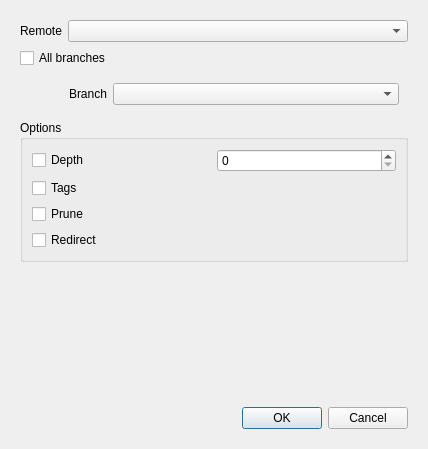
The window that src/libkommitwidgets/dialogs/fetchdialog.ui (KDE/kommit) describes before a commit, drawn with Qt 5.
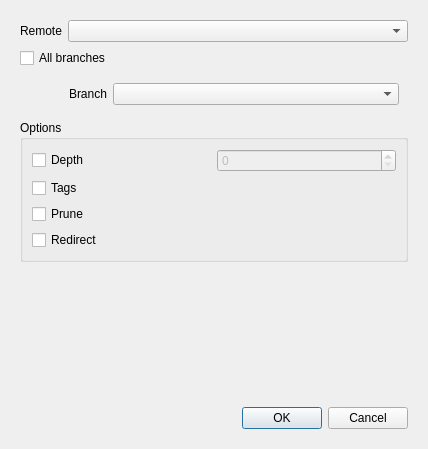
The same window after the commit. The open tabs and pages were chosen to show the change. Icons and pictures are not drawn.

```diff
--- a/src/libkommitwidgets/dialogs/fetchdialog.ui
+++ b/src/libkommitwidgets/dialogs/fetchdialog.ui
@@ -125,7 +125,11 @@
              </widget>
             </item>
             <item>
-             <widget class="QSpinBox" name="spinBoxDepth"/>
+             <widget class="QSpinBox" name="spinBoxDepth">
+              <property name="enabled">
+               <bool>false</bool>
+              </property>
+             </widget>
             </item>
            </layout>
           </item>
```
Left out of the diff: 60 changed lines with no effect on the pictures.
